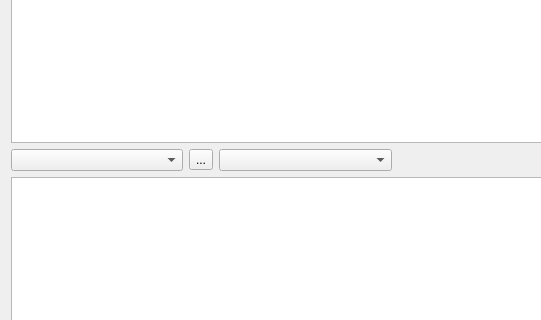
Above: src/mainwindow.ui from georgyfarniev/litetran-qt before the change; both pictures show x 0 to 541 and y 136 to 456 of the 661 by 591 pixel window. Below: the same form after it.
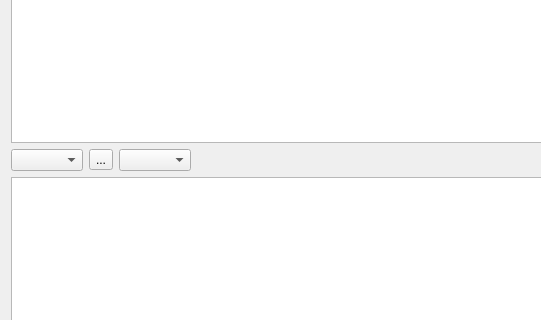
That is the form after the change. Icons and pictures are not drawn.

The edit to the form file:
```diff
--- a/src/mainwindow.ui
+++ b/src/mainwindow.ui
@@ -26,7 +26,7 @@
       <item>
        <widget class="QComboBox" name="sourceLanguageComboBox">
         <property name="sizePolicy">
-         <sizepolicy hsizetype="MinimumExpanding" vsizetype="Fixed">
+         <sizepolicy hsizetype="Preferred" vsizetype="Maximum">
           <horstretch>0</horstretch>
           <verstretch>0</verstretch>
          </sizepolicy>
@@ -46,7 +46,7 @@
       <item>
        <widget class="QComboBox" name="resultLanguageComboBox">
         <property name="sizePolicy">
-         <sizepolicy hsizetype="MinimumExpanding" vsizetype="Fixed">
+         <sizepolicy hsizetype="Preferred" vsizetype="Maximum">
           <horstretch>0</horstretch>
           <verstretch>0</verstretch>
          </sizepolicy>
```
Left out of the diff: 12 changed lines with no effect on the pictures.
